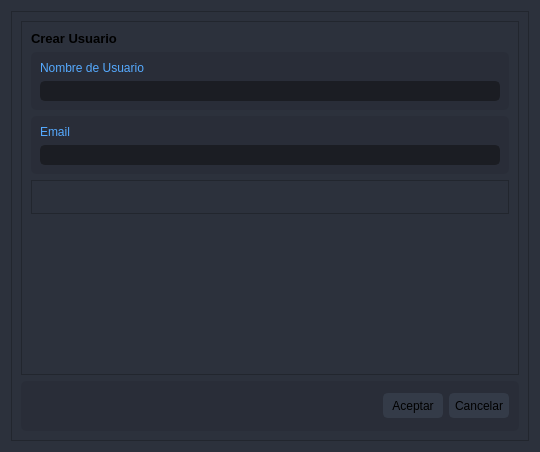
Above: visuals/formUpdateUser.ui from dariolggomez/HEATS-BOARD before the change. Below: the same form after it.
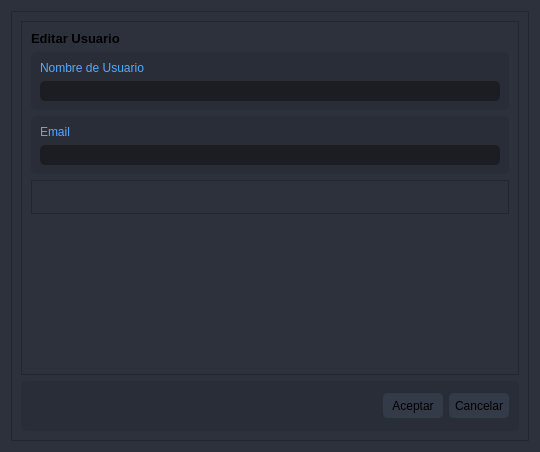
That is the form after the change. Icons and pictures are not drawn.

Diff of the .ui file:
```diff
--- a/visuals/formUpdateUser.ui
+++ b/visuals/formUpdateUser.ui
@@ -257,7 +257,7 @@
             </font>
            </property>
            <property name="text">
-            <string>Crear Usuario</string>
+            <string>Editar Usuario</string>
            </property>
           </widget>
          </item>
```
